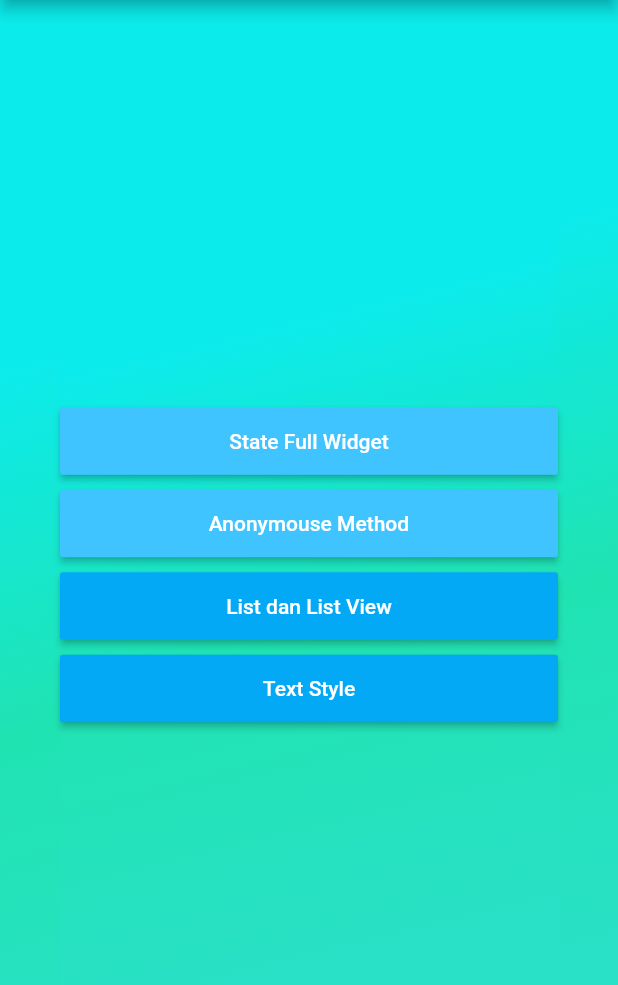
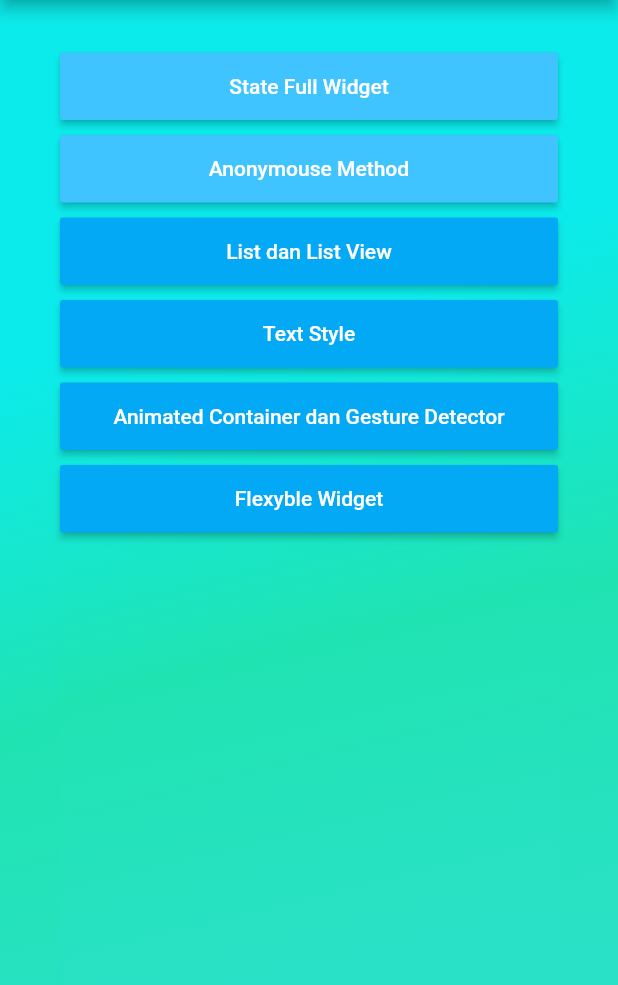
Before and after one commit to nopezi/flutter-fundamental, a Flutter app: the NyobaPage screen opened directly, on a phone screen of 412 x 824 dp, the part 84-1069 px from its top. Run offline on Flutter 3.47's test engine with Material 2 defaults, Android fonts, the phone set to English and light mode, and no system bars; our stand-ins replace dio, fluttertoast, shared_preferences; accounts and stored records are empty.

Commit message:
flexible widget

```diff
--- a/lib/ui/coba/nyoba.dart
+++ b/lib/ui/coba/nyoba.dart
@@ -1,5 +1,7 @@
 import 'package:flutter/material.dart';
+import 'package:lumen_flutter/ui/fundamental/animatedcontainer_gesturedetector.dart';
 import 'package:lumen_flutter/ui/fundamental/anonymouse_method.dart';
+import 'package:lumen_flutter/ui/fundamental/flexible_layout.dart';
 import 'package:lumen_flutter/ui/fundamental/list_listview.dart';
 import 'package:lumen_flutter/ui/fundamental/state_full_widget.dart';
 import 'package:lumen_flutter/ui/fundamental/text_style.dart';
@@ -122,6 +124,42 @@ class NyobaPage extends StatelessWidget {
       ),
     );
 
+    final tombolAnimatedContainer = Container(
+      width: MediaQuery.of(context).size.width,
+      height: 45,
+      child: MaterialButton(
+        minWidth: 10.0,
+        height: 42.0,
+        onPressed: () {
+          Navigator.push(context,
+              MaterialPageRoute(builder: (context) => AnimatedGesture()));
+        },
+        color: Colors.lightBlue,
+        child: Text(
+          'Animated Container dan Gesture Detector',
+          style: TextStyle(color: Colors.white),
+        ),
+      ),
+    );
+
+    final tombolFlexibleWidget = Container(
+      width: MediaQuery.of(context).size.width,
+      height: 45,
+      child: MaterialButton(
+        minWidth: 10.0,
+        height: 42.0,
+        onPressed: () {
+          Navigator.push(context,
+              MaterialPageRoute(builder: (context) => BelajarFlexibleWidget()));
+        },
+        color: Colors.lightBlue,
+        child: Text(
+          'Flexyble Widget',
+          style: TextStyle(color: Colors.white),
+        ),
+      ),
+    );
+
     final body = Container(
       decoration: BoxDecoration(
           gradient: LinearGradient(
@@ -153,9 +191,11 @@ class NyobaPage extends StatelessWidget {
                 ]),
             boxShadow: []),
         margin: EdgeInsets.fromLTRB(40, 35, 40, 50),
-        child: Column(
+        child: ListView(
+          children: [
+            Column(
               mainAxisAlignment: MainAxisAlignment.center,
-          children: <Widget>[
+              children: [
                 tombolNyoba,
                 SizedBox(
                   height: 10,
@@ -169,6 +209,16 @@ class NyobaPage extends StatelessWidget {
                   height: 10,
                 ),
                 tombolTextStyle,
+                SizedBox(
+                  height: 10,
+                ),
+                tombolAnimatedContainer,
+                SizedBox(
+                  height: 10,
+                ),
+                tombolFlexibleWidget
+              ],
+            ),
           ],
         ),
       ),
```
Also changed, not shown: lib/ui/fundamental/animatedcontainer_gesturedetector.dart (added, +37 -0 lines), lib/ui/fundamental/flexible_layout.dart (added, +59 -0 lines). Lines whose indentation alone changed are shown as unchanged.
